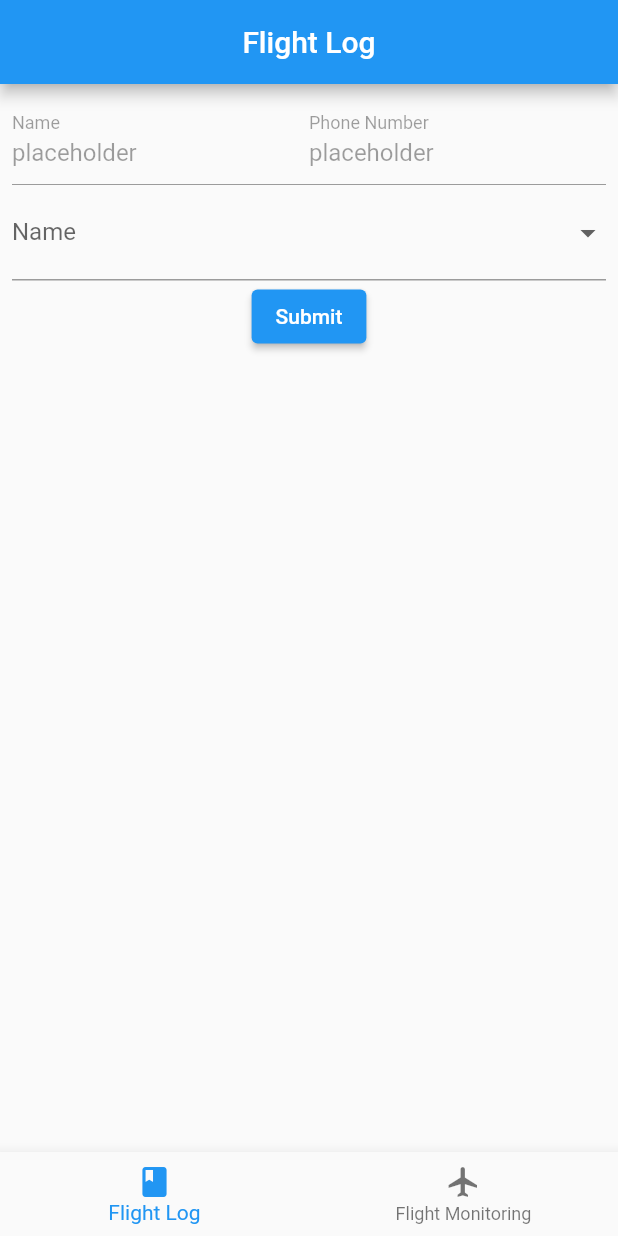
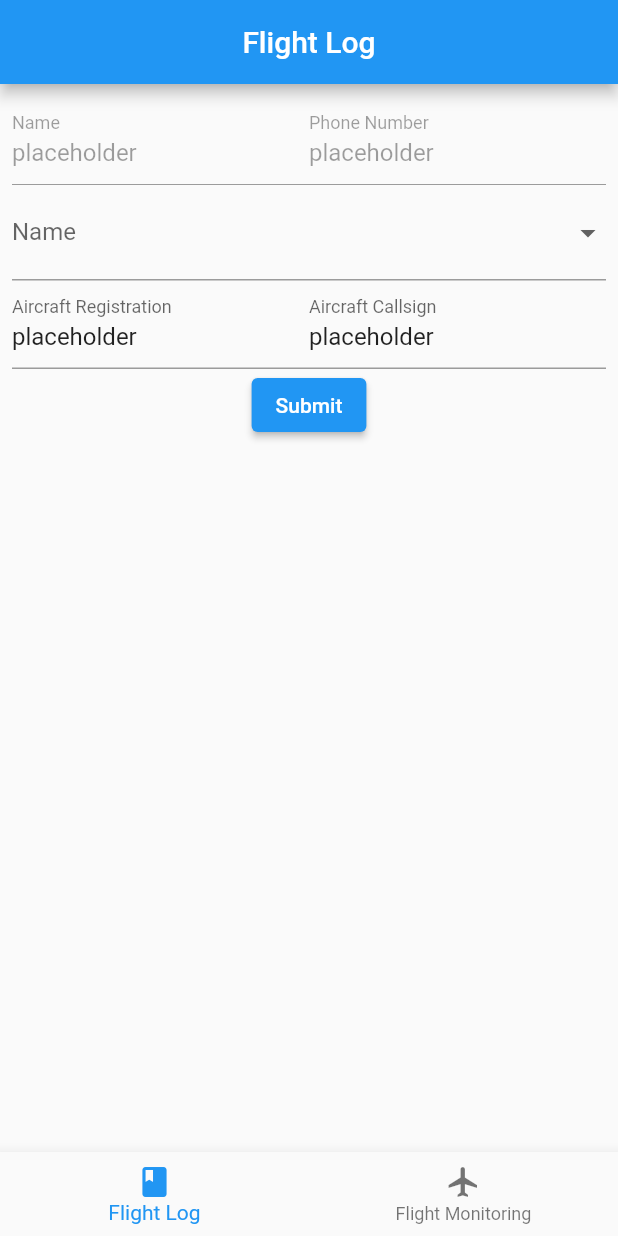
Before and after one commit to Duckmaster/FlightFollower, a Flutter app: the screen it shows after launch, on a phone screen of 412 x 824 dp. Run offline on Flutter 3.47's test engine with Material 2 defaults, Android fonts, the phone set to English and light mode, and no system bars.

```diff
--- a/lib/main.dart
+++ b/lib/main.dart
@@ -138,14 +138,14 @@ class FlightLogFormState extends State<FlightLogForm> {
     print(orgDropDownValue);
   }
 
-  Widget createInputField(String fieldLabel) {
+  Widget createInputField(String fieldLabel, {bool setEnabled = true}) {
     return Expanded(
       child: TextFormField(
           decoration: InputDecoration(
             labelText: fieldLabel,
           ),
           initialValue: "placeholder",
-          enabled: false,
+          enabled: setEnabled,
           onSaved: (String? value) {
             name = value!;
           }),
@@ -165,7 +165,7 @@ class FlightLogFormState extends State<FlightLogForm> {
               Row(
                 children: [
                   for (String label in ["Name", "Phone Number"])
-                    createInputField(label)
+                    createInputField(label, setEnabled: false)
                 ],
               ),
               Row(
@@ -190,6 +190,15 @@ class FlightLogFormState extends State<FlightLogForm> {
                   ),
                 ],
               ),
+              Row(
+                children: [
+                  for (String label in [
+                    "Aircraft Registration",
+                    "Aircraft Callsign"
+                  ])
+                    createInputField(label)
+                ],
+              ),
               ElevatedButton(onPressed: onPressed, child: const Text("Submit"))
             ],
           ),
```
